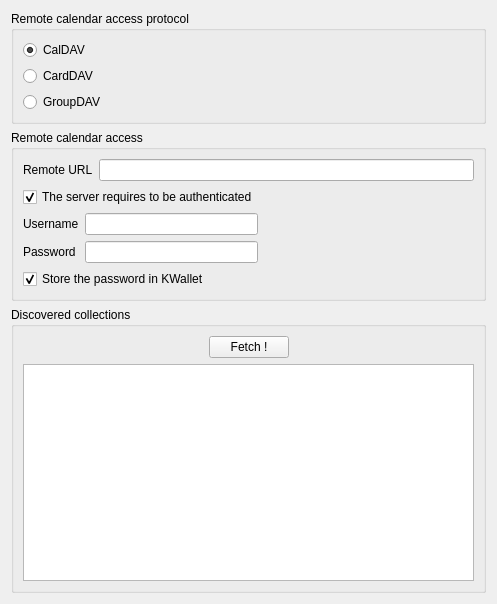
Old version of the form resources/dav/resource/urlconfigurationdialog.ui in the repository KDE/kdepim-runtime.
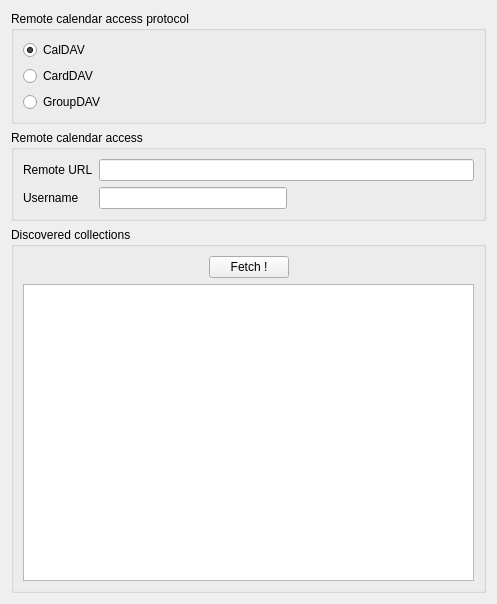
New version of the form. Custom widgets are drawn as their Qt base class.

Commit message: Don't manage the password internally but use the facilities provided by KDE (KIO, KPasswdServer)

The edit to the form file:
```diff
--- a/resources/dav/resource/urlconfigurationdialog.ui
+++ b/resources/dav/resource/urlconfigurationdialog.ui
@@ -19,7 +19,7 @@
   <property name="locale">
    <locale language="English" country="UnitedStates"/>
   </property>
-  <layout class="QVBoxLayout" name="verticalLayout_5">
+  <layout class="QVBoxLayout" name="verticalLayout_4">
    <item>
     <widget class="KButtonGroup" name="remoteProtocol">
      <property name="locale">
@@ -67,17 +67,17 @@
      <property name="title">
       <string>Remote calendar access</string>
      </property>
-     <layout class="QVBoxLayout" name="verticalLayout_4">
+     <layout class="QVBoxLayout" name="verticalLayout_2">
       <item>
-       <layout class="QHBoxLayout" name="horizontalLayout">
-        <item>
+       <layout class="QFormLayout" name="formLayout">
+        <item row="0" column="0">
          <widget class="QLabel" name="label">
           <property name="text">
            <string>Remote URL</string>
           </property>
          </widget>
         </item>
-        <item>
+        <item row="0" column="1">
          <widget class="QLineEdit" name="remoteUrl">
           <property name="minimumSize">
            <size>
@@ -87,51 +87,7 @@
           </property>
          </widget>
         </item>
-       </layout>
-      </item>
-      <item>
-       <layout class="QHBoxLayout" name="horizontalLayout_3">
-        <item>
-         <layout class="QVBoxLayout" name="verticalLayout_2">
-          <item>
-           <widget class="QCheckBox" name="authenticationRequired">
-            <property name="locale">
-             <locale language="English" country="UnitedStates"/>
-            </property>
-            <property name="text">
-             <string>The server requires to be authenticated</string>
-            </property>
-            <property name="checked">
-             <bool>true</bool>
-            </property>
-           </widget>
-          </item>
-          <item>
-           <layout class="QGridLayout" name="gridLayout">
             <item row="1" column="0">
-             <widget class="QLabel" name="label_5">
-              <property name="locale">
-               <locale language="English" country="UnitedStates"/>
-              </property>
-              <property name="text">
-               <string>Password</string>
-              </property>
-             </widget>
-            </item>
-            <item row="0" column="1">
-             <widget class="QLineEdit" name="username">
-              <property name="sizePolicy">
-               <sizepolicy hsizetype="Expanding" vsizetype="Fixed">
-                <horstretch>0</horstretch>
-                <verstretch>0</verstretch>
-               </sizepolicy>
-              </property>
-              <property name="locale">
-               <locale language="English" country="UnitedStates"/>
-              </property>
-             </widget>
-            </item>
-            <item row="0" column="0">
              <widget class="QLabel" name="label_4">
               <property name="locale">
                <locale language="English" country="UnitedStates"/>
@@ -142,7 +98,9 @@
              </widget>
             </item>
             <item row="1" column="1">
-             <widget class="QLineEdit" name="password">
+         <layout class="QHBoxLayout" name="horizontalLayout">
+          <item>
+           <widget class="QLineEdit" name="username">
               <property name="sizePolicy">
                <sizepolicy hsizetype="Expanding" vsizetype="Fixed">
                 <horstretch>0</horstretch>
@@ -152,24 +110,7 @@
               <property name="locale">
                <locale language="English" country="UnitedStates"/>
               </property>
-              <property name="echoMode">
-               <enum>QLineEdit::Password</enum>
-              </property>
-             </widget>
-            </item>
-           </layout>
-          </item>
-          <item>
-           <widget class="QCheckBox" name="useKWallet">
-            <property name="text">
-             <string>Store the password in KWallet</string>
-            </property>
-            <property name="checked">
-             <bool>true</bool>
-            </property>
-           </widget>
-          </item>
-         </layout>
+           </widget>
         </item>
         <item>
          <spacer name="horizontalSpacer_2">
@@ -187,6 +128,8 @@
        </layout>
       </item>
      </layout>
+      </item>
+     </layout>
     </widget>
    </item>
    <item>
```
Left out of the diff: 51 changed lines with no effect on the pictures. Lines whose indentation alone changed are shown as unchanged. The commit also changes 6 other files.
